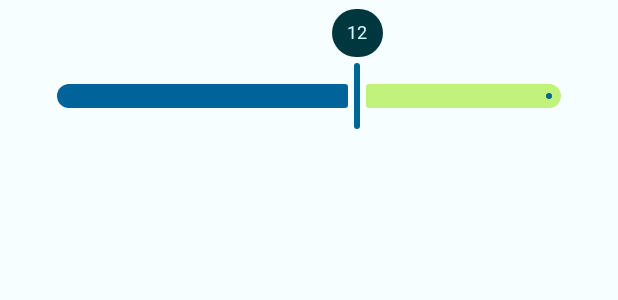
After one commit to J0B10/MAD-MyEnergy, an Android app: the layout dialog_charge_speed.xml on its own in the app's theme, with its tools: preview values and no code run, on a phone screen of 412 x 824 dp. The commit adds this screen. Shown: the top 300 px of the screen. Run offline under Robolectric (Android 15) with nearby library versions, the phone set to English and light mode, and no system bars.

Commit message:
Allow setting a custom charge rate limit

```diff
--- a/app/src/main/java/io/github/j0b10/mad/myenergy/model/evcharger/values/ChannelId.java
+++ b/app/src/main/java/io/github/j0b10/mad/myenergy/model/evcharger/values/ChannelId.java
@@ -5,18 +5,16 @@ public interface ChannelId {
         String CHARGE_MODE = "Parameter.Chrg.ActChaMod";
         String CHARGE_DURATION = "Parameter.Chrg.Plan.DurTmm";
         String CHARGE_ENERGY = "Parameter.Chrg.Plan.En";
-
         String EV_CHARGE_END_TM = "Parameter.Chrg.Plan.StopTm";
+        String EV_CHARGE_A_LIM = "Parameter.Inverter.AcALim";
     }
 
     interface Measurement {
         String GRID_W = "Measurement.Metering.PCCMs.PlntW";
         String GRID_W_CONSUMPTION = "Measurement.Metering.PCCMs.PlntCsmpW";
         String EV_W = "Measurement.Metering.GridMs.TotWIn.ChaSta";
-
         String EV_CHARGE_STATE = "Measurement.Operation.EVeh.ChaStt";
         String EV_CHARGE_WH = "Measurement.ChaSess.WhIn";
-
         String EV_MODE_HW_SWITCH = "Measurement.Chrg.ModSw";
     }
 }
--- a/app/src/main/java/io/github/j0b10/mad/myenergy/model/target/ChargeControls.java
+++ b/app/src/main/java/io/github/j0b10/mad/myenergy/model/target/ChargeControls.java
@@ -10,6 +10,8 @@ public interface ChargeControls {
 
     void startCharging(ChargerState mode, Runnable onCharging);
 
+    void setChargeALim(int limit, Runnable onSetLimit);
+
     void stopCharging(Runnable onStopped);
 
     LiveData<Exception> error();
--- a/app/src/main/java/io/github/j0b10/mad/myenergy/model/target/ChargeInfoProvider.java
+++ b/app/src/main/java/io/github/j0b10/mad/myenergy/model/target/ChargeInfoProvider.java
@@ -16,4 +16,6 @@ public interface ChargeInfoProvider extends Provider {
 
     LiveData<LocalDateTime> planEndTime();
 
+    LiveData<Integer> chargeAlim();
+
 }
--- /dev/null
+++ b/app/src/main/res/layout/dialog_charge_speed.xml
@@ -0,0 +1,25 @@
+<?xml version="1.0" encoding="utf-8"?>
+<FrameLayout xmlns:android="http://schemas.android.com/apk/res/android"
+    xmlns:app="http://schemas.android.com/apk/res-auto"
+    android:layout_width="wrap_content"
+    android:layout_height="wrap_content">
+
+    <com.google.android.material.slider.Slider
+        android:id="@+id/speed_slider"
+        android:layout_width="wrap_content"
+        android:layout_height="wrap_content"
+        android:layout_marginStart="24dp"
+        android:layout_marginEnd="24dp"
+        android:layout_marginTop="8dp"
+        android:stepSize="1"
+        android:value="12"
+        android:valueFrom="6"
+        android:valueTo="16"
+        app:labelBehavior="visible"
+        app:layout_constraintBottom_toBottomOf="parent"
+        app:layout_constraintEnd_toEndOf="parent"
+        app:layout_constraintStart_toStartOf="parent"
+        app:layout_constraintTop_toTopOf="parent"
+        app:tickVisible="false" />
+
+</FrameLayout>
```
Also changed, not shown: app/src/main/java/io/github/j0b10/mad/myenergy/model/demo/DemoChargingAdapter.java (+17 -0 lines), app/src/main/java/io/github/j0b10/mad/myenergy/model/evcharger/adapter/EVChargeControlAdapter.java (+9 -0 lines), app/src/main/java/io/github/j0b10/mad/myenergy/model/evcharger/adapter/EVChargeInfoAdapter.java (+12 -1 lines), app/src/main/java/io/github/j0b10/mad/myenergy/ui/charging/ChargeSpeedDialogFragment.java (added, +63 -0 lines), app/src/main/java/io/github/j0b10/mad/myenergy/ui/charging/ChargingFragment.java (+45 -5 lines), app/src/main/java/io/github/j0b10/mad/myenergy/ui/settings/PreferencesFragment.java (+22 -2 lines), app/src/main/res/values/strings.xml (+9 -3 lines), app/src/main/res/xml/root_preferences.xml (+16 -0 lines), 1 other file.
